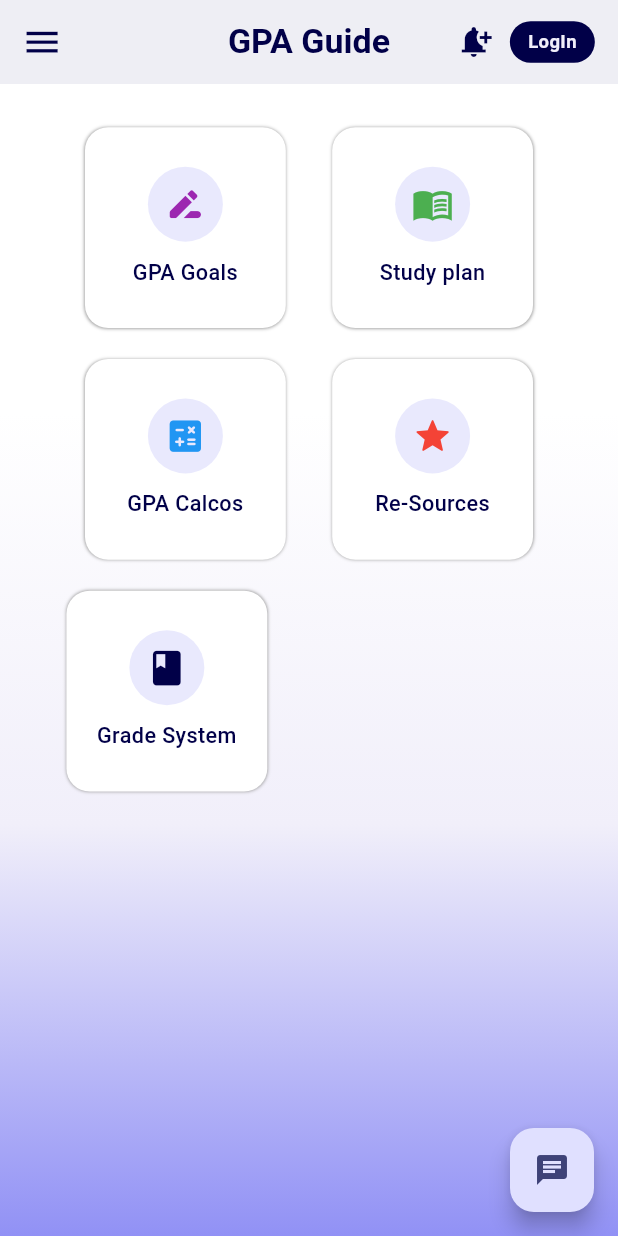
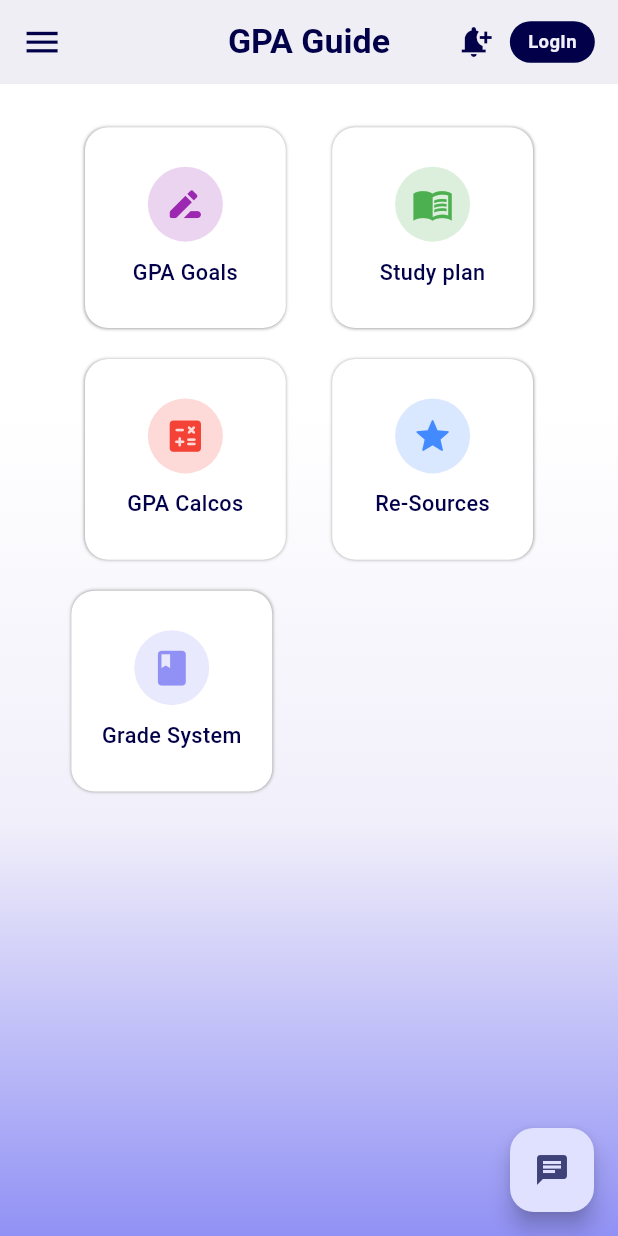
Before and after one commit to delbertkimbi/GPA_Guide, a Flutter app: the screen it shows after launch, on a phone screen of 412 x 824 dp. Run offline on Flutter 3.47's test engine with Material 3 defaults, Android fonts, the light colour scheme and no system bars; our stand-ins replace auto_route, dash_chat_2, firebase_auth, firebase_core, flutter_bloc, flutter_gemini and 10 more; accounts and stored records are empty.

Commit message:
changed main screen icon colors

```diff
--- a/gpa_calcos/lib/Presentation/screens/auth/login.dart
+++ b/gpa_calcos/lib/Presentation/screens/auth/login.dart
@@ -31,8 +31,7 @@ class _LogInState extends State<LogIn> {
 
   @override
   Widget build(BuildContext context) {
-    return SafeArea(
-      child: Container(
+    return Container(
         width: MediaQuery.of(context).size.width,
         height: MediaQuery.of(context).size.height,
         decoration: const BoxDecoration(
@@ -48,7 +47,8 @@ class _LogInState extends State<LogIn> {
         ),
         child: Scaffold(
           backgroundColor: Colors.transparent,
-          body: SingleChildScrollView(
+          body: SafeArea(
+            child: SingleChildScrollView(
               child: Center(
                 child: Container(
                   height: 500.r,
--- a/gpa_calcos/lib/Presentation/screens/auth/signup.dart
+++ b/gpa_calcos/lib/Presentation/screens/auth/signup.dart
@@ -39,8 +39,7 @@ class _SignUpState extends State<SignUp> {
 
     return BlocBuilder<UserCubit, UserState>(
       builder: (context, state) {
-        return SafeArea(
-          child: Container(
+        return Container(
           width: MediaQuery.of(context).size.width,
           height: MediaQuery.of(context).size.height,
           decoration: const BoxDecoration(
@@ -56,7 +55,8 @@ class _SignUpState extends State<SignUp> {
           ),
           child: Scaffold(
             backgroundColor: Colors.transparent,
-              body: SingleChildScrollView(
+            body: SafeArea(
+              child: SingleChildScrollView(
                 child: Center(
                   child: Column(
                     mainAxisAlignment: MainAxisAlignment.center,
--- a/gpa_calcos/lib/home.dart
+++ b/gpa_calcos/lib/home.dart
@@ -46,10 +46,10 @@ class _HomePageState extends State<HomePage> {
       decoration: const BoxDecoration(
         gradient: LinearGradient(
           colors: [
-            // Color(0xffF1EFFA),
-            // Color(0xffF1EFFA),
           Colors.white,
             Colors.white,
+            //Color(0xffF1EFFA),
+            // Color(0xffF1EFFA),
           Color(0xffF1EFFA),
             Color(0xff9191F5),
           ],
@@ -205,7 +205,7 @@ class _HomePageState extends State<HomePage> {
                       crossAxisAlignment: CrossAxisAlignment.center,
                       children: [
                         customBox(
-                          iconColor: Colors.blue,
+                          iconColor: Colors.red,
                           textColor: MainColors.color1,
                           color: MainColors.color4,
                           icon: Icons.calculate_rounded,
@@ -216,7 +216,7 @@ class _HomePageState extends State<HomePage> {
                           width: 30.h,
                         ),
                         customBox(
-                          iconColor: Colors.red,
+                          iconColor: Colors.blueAccent,
                           textColor: MainColors.color1,
                           color: MainColors.color4,
                           icon: Icons.grade_rounded,
@@ -232,16 +232,19 @@ class _HomePageState extends State<HomePage> {
                       mainAxisAlignment: MainAxisAlignment.start,
                       crossAxisAlignment: CrossAxisAlignment.center,
                       children: [
-                        SizedBox(
-                          width: 15.h,
-                        ),
-                        customBox(
-                          iconColor: MainColors.color1,
+                        // SizedBox(
+                        //   width: MediaQuery.of(context).size.width/18
+                        // ),
+                        Padding(
+                          padding: EdgeInsets.only(left: MediaQuery.of(context).size.width/22),
+                          child: customBox(
+                            iconColor: MainColors.color2,
                             textColor: MainColors.color1,
-                          color: MainColors.color4,
+                            color: MainColors.color2,
                             icon: Icons.book_rounded,
                             text: 'Grade System',
                             page: const GradingSystem(),
+                          ),
                         ),
                       ],
                     ),
@@ -288,7 +291,7 @@ class _HomePageState extends State<HomePage> {
           children: [
             CircleAvatar(
               radius: 25,
-              backgroundColor: MainColors.color2.withOpacity(0.2),
+              backgroundColor: iconColor.withOpacity(0.2),
               child: Icon(
                 icon,
                 size: 27.r,
```
Also changed, not shown: gpa_calcos/lib/Presentation/screens/user_profile.dart (+6 -5 lines), 1 other file. Lines whose indentation alone changed are shown as unchanged.
